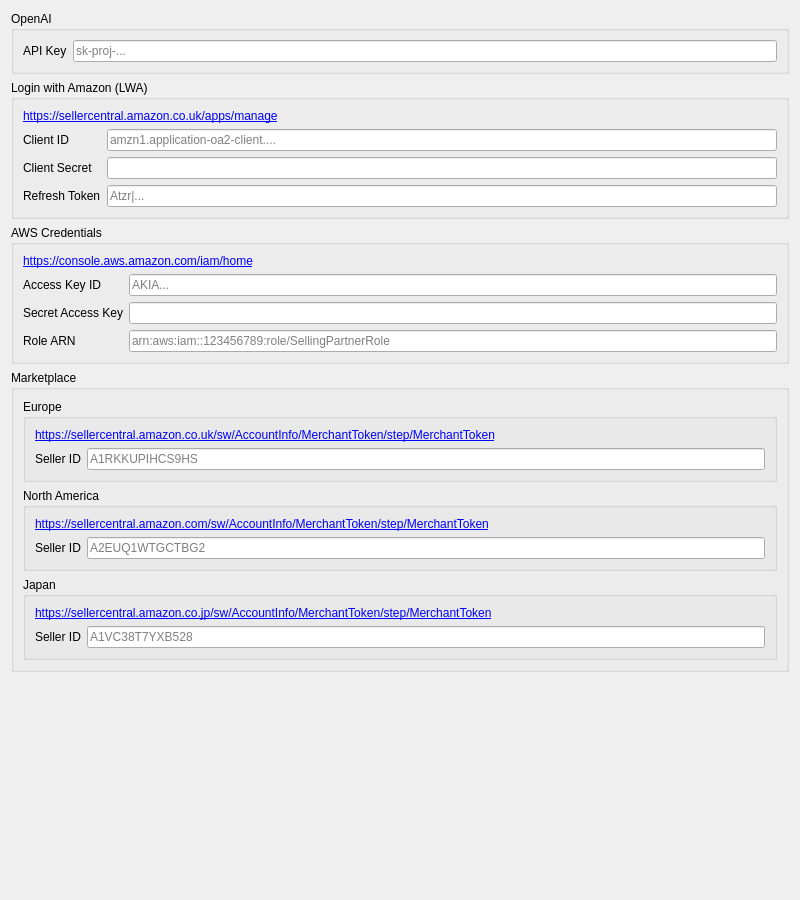
The window that AmazonTemplate3/gui/panes/PaneSettings.ui (icingerpower/AmazonTemplate3) describes before a commit, drawn with Qt 5.
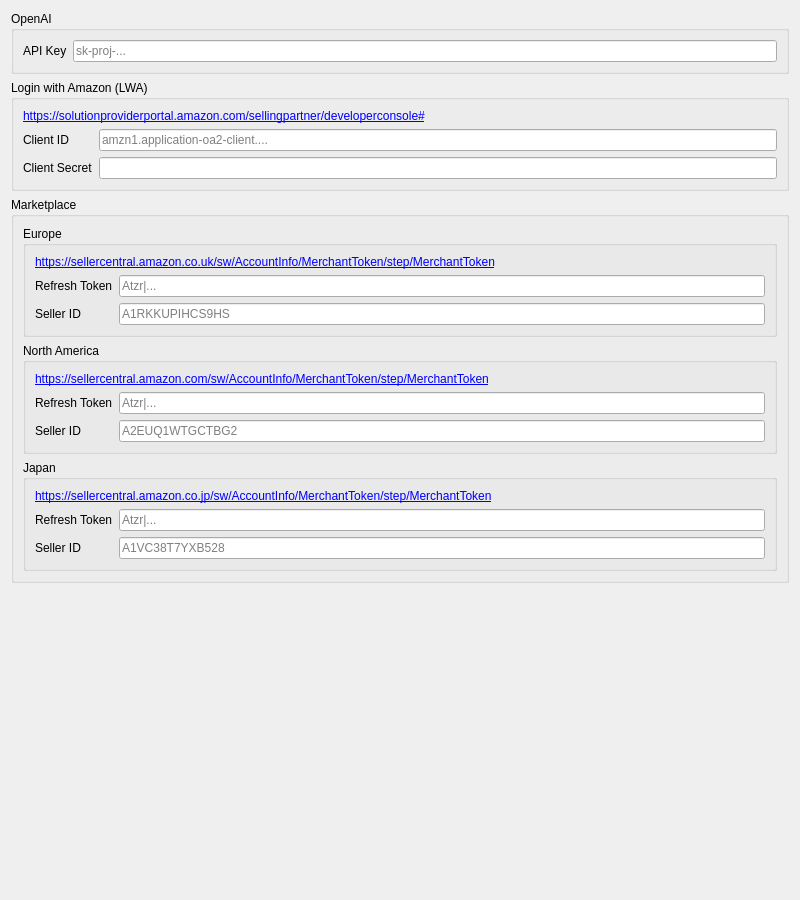
The same window after the commit.

Commit message: Added begin of sizing with amazon API interaction fully implemented.

What changed in the file:
```diff
--- a/AmazonTemplate3/gui/panes/PaneSettings.ui
+++ b/AmazonTemplate3/gui/panes/PaneSettings.ui
@@ -46,7 +46,7 @@
       <item row="0" column="0" colspan="2">
        <widget class="QLabel" name="labelLwaUrl">
         <property name="text">
-         <string>&lt;a href=&quot;https://sellercentral.amazon.co.uk/apps/manage&quot;&gt;https://sellercentral.amazon.co.uk/apps/manage&lt;/a&gt;</string>
+         <string>&lt;a href=&quot;https://solutionproviderportal.amazon.com/sellingpartner/developerconsole#&quot;&gt;https://solutionproviderportal.amazon.com/sellingpartner/developerconsole#&lt;/a&gt;</string>
         </property>
         <property name="textFormat">
          <enum>Qt::RichText</enum>
@@ -86,94 +86,7 @@
       <item row="2" column="1">
        <widget class="QLineEdit" name="lineEditLwaClientSecret">
         <property name="echoMode">
-         <enum>QLineEdit::Password</enum>
-        </property>
-       </widget>
-      </item>
-      <item row="3" column="0">
-       <widget class="QLabel" name="labelLwaRefreshToken">
-        <property name="text">
-         <string>Refresh Token</string>
-        </property>
-       </widget>
-      </item>
-      <item row="3" column="1">
-       <widget class="QLineEdit" name="lineEditLwaRefreshToken">
-        <property name="echoMode">
-         <enum>QLineEdit::Password</enum>
-        </property>
-        <property name="placeholderText">
-         <string>Atzr|...</string>
-        </property>
-       </widget>
-      </item>
-     </layout>
-    </widget>
-   </item>
-   <item>
-    <widget class="QGroupBox" name="groupBoxAws">
-     <property name="title">
-      <string>AWS Credentials</string>
-     </property>
-     <layout class="QFormLayout" name="formLayoutAws">
-      <item row="0" column="0" colspan="2">
-       <widget class="QLabel" name="labelAwsUrl">
-        <property name="text">
-         <string>&lt;a href=&quot;https://console.aws.amazon.com/iam/home&quot;&gt;https://console.aws.amazon.com/iam/home&lt;/a&gt;</string>
-        </property>
-        <property name="textFormat">
-         <enum>Qt::RichText</enum>
-        </property>
-        <property name="openExternalLinks">
-         <bool>true</bool>
-        </property>
-        <property name="textInteractionFlags">
-         <set>Qt::LinksAccessibleByKeyboard|Qt::LinksAccessibleByMouse|Qt::TextSelectableByMouse</set>
-        </property>
-       </widget>
-      </item>
-      <item row="1" column="0">
-       <widget class="QLabel" name="labelAwsAccessKeyId">
-        <property name="text">
-         <string>Access Key ID</string>
-        </property>
-       </widget>
-      </item>
-      <item row="1" column="1">
-       <widget class="QLineEdit" name="lineEditAwsAccessKeyId">
-        <property name="echoMode">
-         <enum>QLineEdit::PasswordEchoOnEdit</enum>
-        </property>
-        <property name="placeholderText">
-         <string>AKIA...</string>
-        </property>
-       </widget>
-      </item>
-      <item row="2" column="0">
-       <widget class="QLabel" name="labelAwsSecretAccessKey">
-        <property name="text">
-         <string>Secret Access Key</string>
-        </property>
-       </widget>
-      </item>
-      <item row="2" column="1">
-       <widget class="QLineEdit" name="lineEditAwsSecretAccessKey">
-        <property name="echoMode">
-         <enum>QLineEdit::Password</enum>
-        </property>
-       </widget>
-      </item>
-      <item row="3" column="0">
-       <widget class="QLabel" name="labelAwsRoleArn">
-        <property name="text">
-         <string>Role ARN</string>
-        </property>
-       </widget>
-      </item>
-      <item row="3" column="1">
-       <widget class="QLineEdit" name="lineEditAwsRoleArn">
-        <property name="placeholderText">
-         <string>arn:aws:iam::123456789:role/SellingPartnerRole</string>
+         <enum>QLineEdit::EchoMode::Password</enum>
         </property>
        </widget>
       </item>
@@ -209,13 +122,30 @@
           </widget>
          </item>
          <item row="1" column="0">
+          <widget class="QLabel" name="labelEuLwaRefreshToken">
+           <property name="text">
+            <string>Refresh Token</string>
+           </property>
+          </widget>
+         </item>
+         <item row="1" column="1">
+          <widget class="QLineEdit" name="lineEditEuLwaRefreshToken">
+           <property name="echoMode">
+            <enum>QLineEdit::EchoMode::Password</enum>
+           </property>
+           <property name="placeholderText">
+            <string>Atzr|...</string>
+           </property>
+          </widget>
+         </item>
+         <item row="2" column="0">
           <widget class="QLabel" name="labelEuSellerId">
            <property name="text">
             <string>Seller ID</string>
            </property>
           </widget>
          </item>
-         <item row="1" column="1">
+         <item row="2" column="1">
           <widget class="QLineEdit" name="lineEditEuSellerId">
            <property name="placeholderText">
             <string>A1RKKUPIHCS9HS</string>
@@ -248,13 +178,30 @@
           </widget>
          </item>
          <item row="1" column="0">
+          <widget class="QLabel" name="labelNaLwaRefreshToken">
+           <property name="text">
+            <string>Refresh Token</string>
+           </property>
+          </widget>
+         </item>
+         <item row="1" column="1">
+          <widget class="QLineEdit" name="lineEditNaLwaRefreshToken">
+           <property name="echoMode">
+            <enum>QLineEdit::EchoMode::Password</enum>
+           </property>
+           <property name="placeholderText">
+            <string>Atzr|...</string>
+           </property>
+          </widget>
+         </item>
+         <item row="2" column="0">
           <widget class="QLabel" name="labelNaSellerId">
            <property name="text">
             <string>Seller ID</string>
            </property>
           </widget>
          </item>
-         <item row="1" column="1">
+         <item row="2" column="1">
           <widget class="QLineEdit" name="lineEditNaSellerId">
            <property name="placeholderText">
             <string>A2EUQ1WTGCTBG2</string>
@@ -287,13 +234,30 @@
           </widget>
          </item>
          <item row="1" column="0">
+          <widget class="QLabel" name="labelJpLwaRefreshToken">
+           <property name="text">
+            <string>Refresh Token</string>
+           </property>
+          </widget>
+         </item>
+         <item row="1" column="1">
+          <widget class="QLineEdit" name="lineEditJpLwaRefreshToken">
+           <property name="echoMode">
+            <enum>QLineEdit::EchoMode::Password</enum>
+           </property>
+           <property name="placeholderText">
+            <string>Atzr|...</string>
+           </property>
+          </widget>
+         </item>
+         <item row="2" column="0">
           <widget class="QLabel" name="labelJpSellerId">
            <property name="text">
             <string>Seller ID</string>
            </property>
           </widget>
          </item>
-         <item row="1" column="1">
+         <item row="2" column="1">
           <widget class="QLineEdit" name="lineEditJpSellerId">
            <property name="placeholderText">
             <string>A1VC38T7YXB528</string>
```
Left out of the diff: 22 changed lines with no effect on the pictures. The commit also changes 20 other files.
